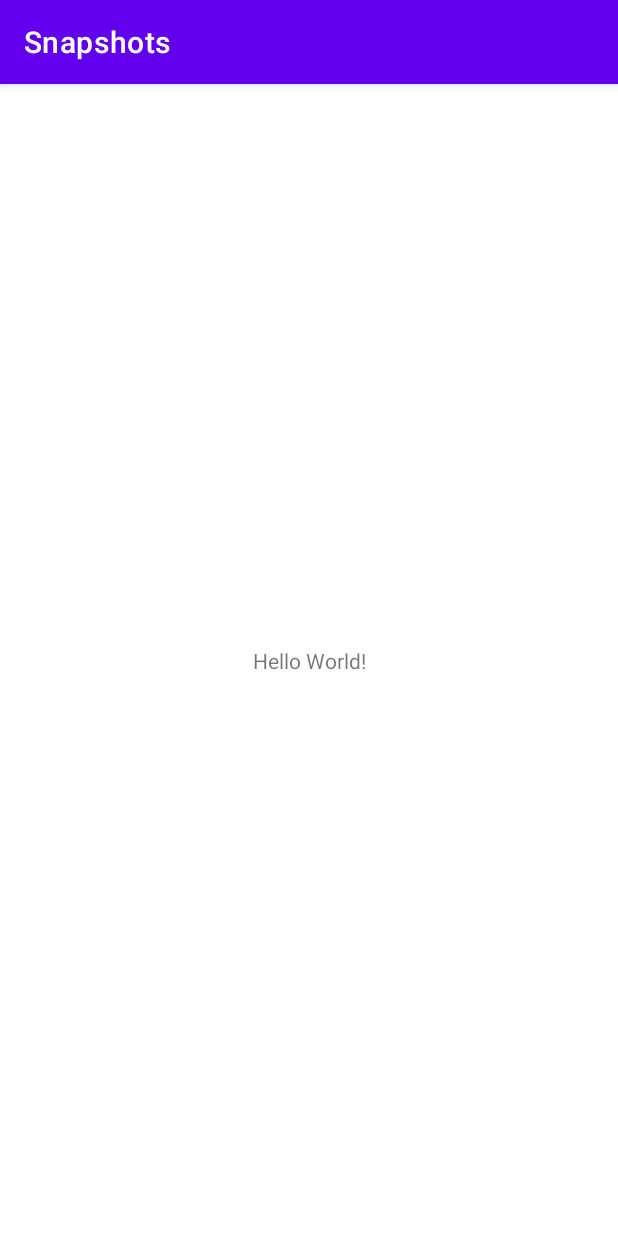
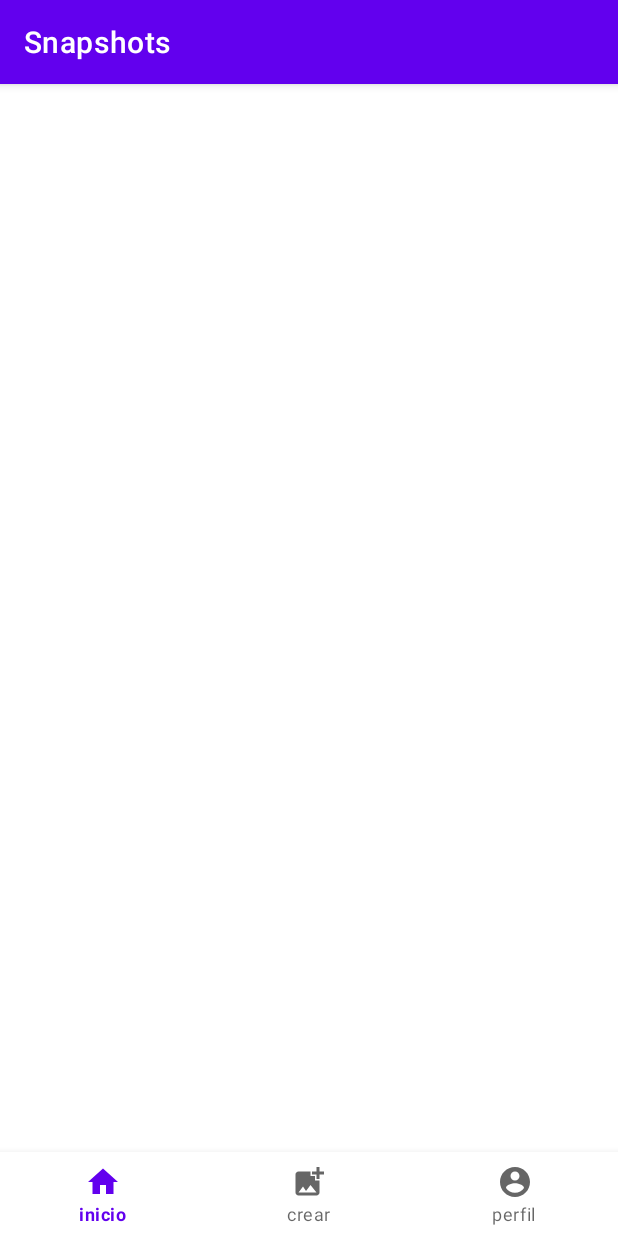
Before and after one commit to JosueRecoba/Snapshots, an Android app: the screen it shows after launch (MainActivity), on a phone screen of 412 x 824 dp. Run offline under Robolectric (Android 15) with nearby library versions, the phone set to English and light mode, and no system bars.

Commit message:
Bottom Navigation

```diff
--- /dev/null
+++ b/app/src/main/res/drawable/ic_account_circle.xml
@@ -0,0 +1,10 @@
+<vector xmlns:android="http://schemas.android.com/apk/res/android"
+    android:width="24dp"
+    android:height="24dp"
+    android:viewportWidth="24"
+    android:viewportHeight="24"
+    android:tint="?attr/colorControlNormal">
+  <path
+      android:fillColor="@android:color/white"
+      android:pathData="M12,2C6.48,2 2,6.48 2,12s4.48,10 10,10 10,-4.48 10,-10S17.52,2 12,2zM12,5c1.66,0 3,1.34 3,3s-1.34,3 -3,3 -3,-1.34 -3,-3 1.34,-3 3,-3zM12,19.2c-2.5,0 -4.71,-1.28 -6,-3.22 0.03,-1.99 4,-3.08 6,-3.08 1.99,0 5.97,1.09 6,3.08 -1.29,1.94 -3.5,3.22 -6,3.22z"/>
+</vector>
--- /dev/null
+++ b/app/src/main/res/drawable/ic_add_photo_alternate.xml
@@ -0,0 +1,10 @@
+<vector xmlns:android="http://schemas.android.com/apk/res/android"
+    android:width="24dp"
+    android:height="24dp"
+    android:viewportWidth="24"
+    android:viewportHeight="24"
+    android:tint="?attr/colorControlNormal">
+  <path
+      android:fillColor="@android:color/white"
+      android:pathData="M19,7v2.99s-1.99,0.01 -2,0L17,7h-3s0.01,-1.99 0,-2h3L17,2h2v3h3v2h-3zM16,11L16,8h-3L13,5L5,5c-1.1,0 -2,0.9 -2,2v12c0,1.1 0.9,2 2,2h12c1.1,0 2,-0.9 2,-2v-8h-3zM5,19l3,-4 2,3 3,-4 4,5L5,19z"/>
+</vector>
--- /dev/null
+++ b/app/src/main/res/drawable/ic_home.xml
@@ -0,0 +1,10 @@
+<vector xmlns:android="http://schemas.android.com/apk/res/android"
+    android:width="24dp"
+    android:height="24dp"
+    android:viewportWidth="24"
+    android:viewportHeight="24"
+    android:tint="?attr/colorControlNormal">
+  <path
+      android:fillColor="@android:color/white"
+      android:pathData="M10,20v-6h4v6h5v-8h3L12,3 2,12h3v8z"/>
+</vector>
--- a/app/src/main/res/layout/activity_main.xml
+++ b/app/src/main/res/layout/activity_main.xml
@@ -6,13 +6,12 @@
     android:layout_height="match_parent"
     tools:context=".MainActivity">
 
-    <TextView
-        android:layout_width="wrap_content"
+    <com.google.android.material.bottomnavigation.BottomNavigationView
+        android:id="@+id/bottomNav"
+        android:layout_width="0dp"
         android:layout_height="wrap_content"
-        android:text="Hello World!"
-        app:layout_constraintBottom_toBottomOf="parent"
-        app:layout_constraintLeft_toLeftOf="parent"
-        app:layout_constraintRight_toRightOf="parent"
-        app:layout_constraintTop_toTopOf="parent" />
-
+        app:menu="@menu/bottom_nav_memu"
+        app:layout_constrainStart_toStartOf="parent"
+        app:layout_constraintEnd_toEndOf="parent"
+        app:layout_constraintBottom_toBottomOf="parent"/>
 </androidx.constraintlayout.widget.ConstraintLayout>
--- a/app/src/main/res/menu/bottom_nav_memu.xml
+++ b/app/src/main/res/menu/bottom_nav_memu.xml
@@ -5,16 +5,20 @@
     <item
     android:id="@+id/action_home"
     android:title="@string/home_title"
+    android:icon="@drawable/ic_home"
     app:showAsAction="never"/>
+
 
     <item
         android:id="@+id/action_add"
         android:title="@string/home_add"
+        android:icon="@drawable/ic_add_photo_alternate"
         app:showAsAction="never"/>
 
     <item
         android:id="@+id/action_profile"
         android:title="@string/home_profile"
+        android:icon="@drawable/ic_account_circle"
         app:showAsAction="never"/>
 
 </menu>
```
